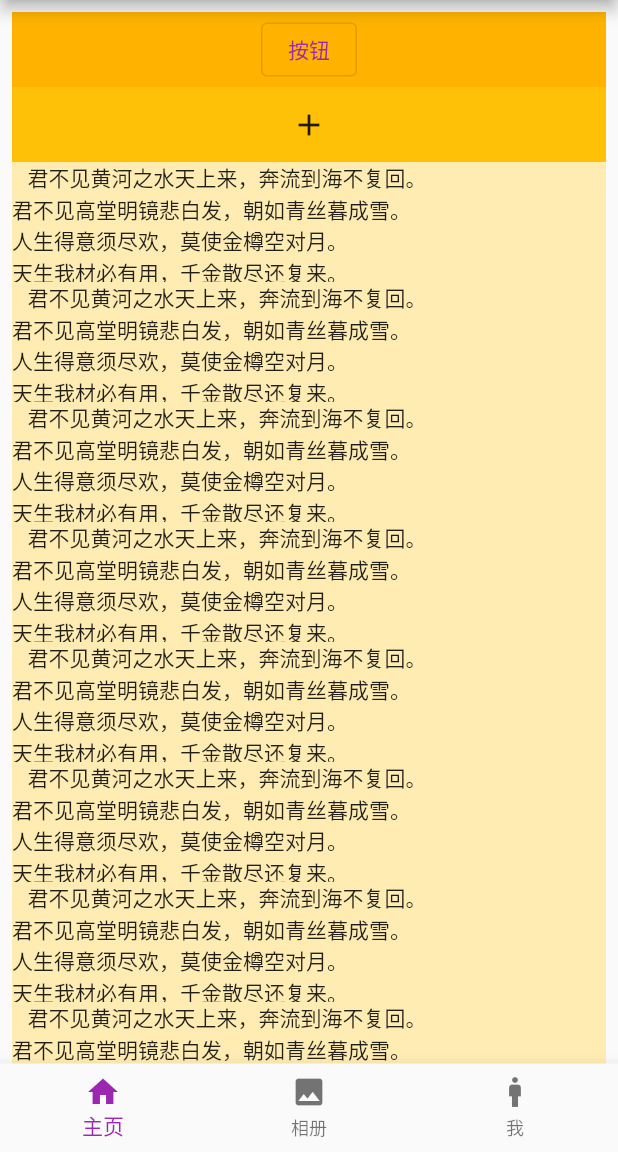
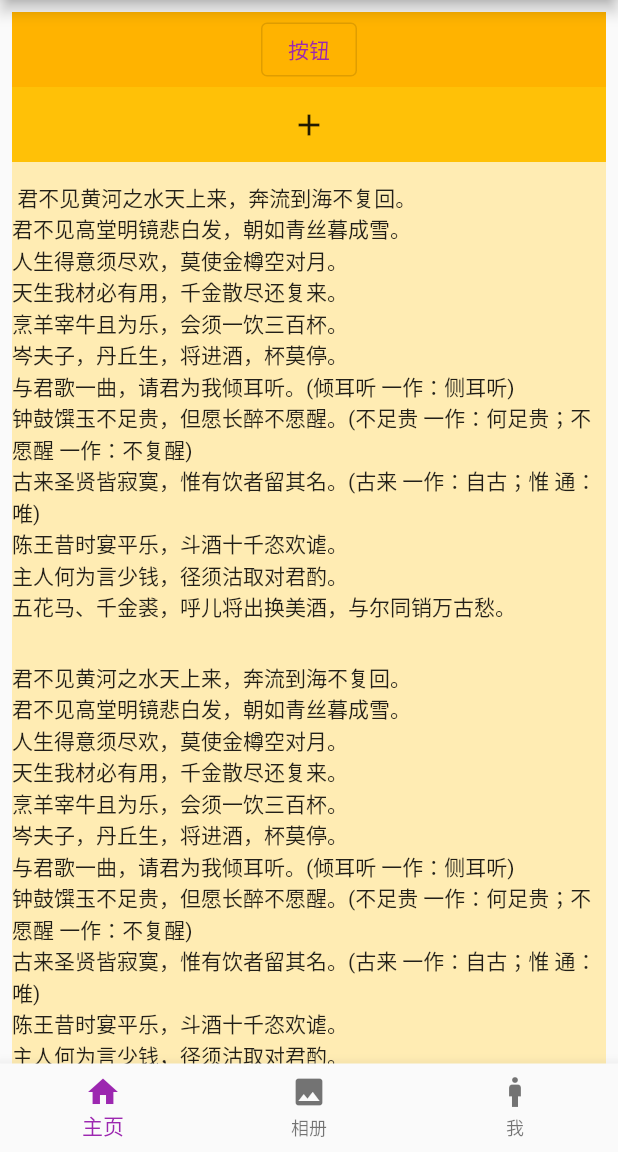
Before and after one commit to fongyuqihang/win10_flutter_app02, a Flutter app: the screen it shows after launch, on a phone screen of 412 x 824 dp, the part 84-1236 px from its top. Run offline on Flutter 3.47's test engine with Material 2 defaults, Android fonts, the phone set to English and light mode, and no system bars.

Commit message:
six commit

```diff
--- a/lib/components/ColumnOfMain.dart
+++ b/lib/components/ColumnOfMain.dart
@@ -28,10 +28,10 @@ class ColumnOfMain extends StatelessWidget {
           ),
         ),
         Container(
-          height: 80,
+          height: 320,
           color: Colors.amber[100],
           child: const Center(
-            child: Text('''   君不见黄河之水天上来，奔流到海不复回。
+            child: Text(''' 君不见黄河之水天上来，奔流到海不复回。
 君不见高堂明镜悲白发，朝如青丝暮成雪。
 人生得意须尽欢，莫使金樽空对月。
 天生我材必有用，千金散尽还复来。
@@ -46,10 +46,10 @@ class ColumnOfMain extends StatelessWidget {
           ),
         ),
         Container(
-          height: 80,
+          height: 320,
           color: Colors.amber[100],
           child: const Center(
-            child: Text('''   君不见黄河之水天上来，奔流到海不复回。
+            child: Text('''君不见黄河之水天上来，奔流到海不复回。
 君不见高堂明镜悲白发，朝如青丝暮成雪。
 人生得意须尽欢，莫使金樽空对月。
 天生我材必有用，千金散尽还复来。
@@ -64,10 +64,10 @@ class ColumnOfMain extends StatelessWidget {
           ),
         ),
         Container(
-          height: 80,
+          height: 320,
           color: Colors.amber[100],
           child: const Center(
-            child: Text('''   君不见黄河之水天上来，奔流到海不复回。
+            child: Text('''君不见黄河之水天上来，奔流到海不复回。
 君不见高堂明镜悲白发，朝如青丝暮成雪。
 人生得意须尽欢，莫使金樽空对月。
 天生我材必有用，千金散尽还复来。
@@ -82,10 +82,10 @@ class ColumnOfMain extends StatelessWidget {
           ),
         ),
         Container(
-          height: 80,
+          height: 320,
           color: Colors.amber[100],
           child: const Center(
-            child: Text('''   君不见黄河之水天上来，奔流到海不复回。
+            child: Text('''君不见黄河之水天上来，奔流到海不复回。
 君不见高堂明镜悲白发，朝如青丝暮成雪。
 人生得意须尽欢，莫使金樽空对月。
 天生我材必有用，千金散尽还复来。
@@ -100,10 +100,10 @@ class ColumnOfMain extends StatelessWidget {
           ),
         ),
         Container(
-          height: 80,
+          height: 320,
           color: Colors.amber[100],
           child: const Center(
-            child: Text('''   君不见黄河之水天上来，奔流到海不复回。
+            child: Text('''君不见黄河之水天上来，奔流到海不复回。
 君不见高堂明镜悲白发，朝如青丝暮成雪。
 人生得意须尽欢，莫使金樽空对月。
 天生我材必有用，千金散尽还复来。
@@ -118,10 +118,10 @@ class ColumnOfMain extends StatelessWidget {
           ),
         ),
         Container(
-          height: 80,
+          height: 320,
           color: Colors.amber[100],
           child: const Center(
-            child: Text('''   君不见黄河之水天上来，奔流到海不复回。
+            child: Text('''君不见黄河之水天上来，奔流到海不复回。
 君不见高堂明镜悲白发，朝如青丝暮成雪。
 人生得意须尽欢，莫使金樽空对月。
 天生我材必有用，千金散尽还复来。
@@ -136,10 +136,10 @@ class ColumnOfMain extends StatelessWidget {
           ),
         ),
         Container(
-          height: 80,
+          height: 320,
           color: Colors.amber[100],
           child: const Center(
-            child: Text('''   君不见黄河之水天上来，奔流到海不复回。
+            child: Text('''君不见黄河之水天上来，奔流到海不复回。
 君不见高堂明镜悲白发，朝如青丝暮成雪。
 人生得意须尽欢，莫使金樽空对月。
 天生我材必有用，千金散尽还复来。
@@ -154,10 +154,10 @@ class ColumnOfMain extends StatelessWidget {
           ),
         ),
         Container(
-          height: 80,
+          height: 320,
           color: Colors.amber[100],
           child: const Center(
-            child: Text('''   君不见黄河之水天上来，奔流到海不复回。
+            child: Text('''君不见黄河之水天上来，奔流到海不复回。
 君不见高堂明镜悲白发，朝如青丝暮成雪。
 人生得意须尽欢，莫使金樽空对月。
 天生我材必有用，千金散尽还复来。
@@ -172,10 +172,10 @@ class ColumnOfMain extends StatelessWidget {
           ),
         ),
         Container(
-          height: 80,
+          height: 320,
           color: Colors.amber[100],
           child: const Center(
-            child: Text('''   君不见黄河之水天上来，奔流到海不复回。
+            child: Text('''君不见黄河之水天上来，奔流到海不复回。
 君不见高堂明镜悲白发，朝如青丝暮成雪。
 人生得意须尽欢，莫使金樽空对月。
 天生我材必有用，千金散尽还复来。
@@ -190,10 +190,10 @@ class ColumnOfMain extends StatelessWidget {
           ),
         ),
         Container(
-          height: 80,
+          height: 320,
           color: Colors.amber[100],
           child: const Center(
-            child: Text('''   君不见黄河之水天上来，奔流到海不复回。
+            child: Text('''君不见黄河之水天上来，奔流到海不复回。
 君不见高堂明镜悲白发，朝如青丝暮成雪。
 人生得意须尽欢，莫使金樽空对月。
 天生我材必有用，千金散尽还复来。
```
